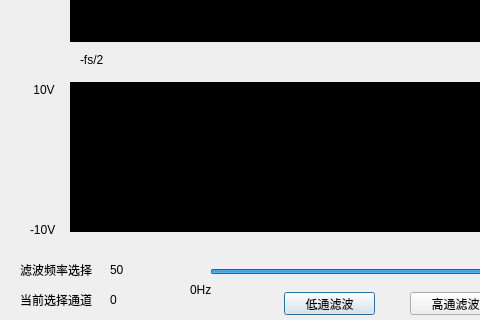
Before: the Qt Designer form project 1/AI_InstantAI/fft_dialog.ui in SJTUCourse/LAD, drawn with Qt 5; both pictures show x 0 to 480 and y 118 to 438 of the 762 by 520 pixel window.
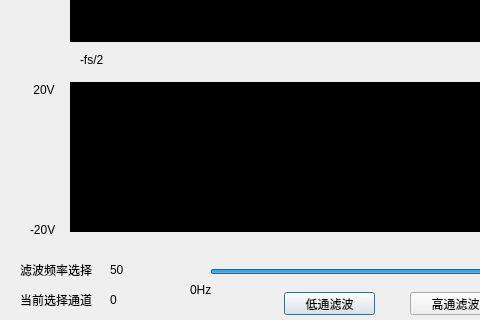
After: the same form once the commit is applied.

```diff
--- a/project 1/AI_InstantAI/fft_dialog.ui
+++ b/project 1/AI_InstantAI/fft_dialog.ui
@@ -339,7 +339,7 @@
     </rect>
    </property>
    <property name="text">
-    <string>-10V</string>
+    <string>-20V</string>
    </property>
   </widget>
   <widget class="QLabel" name="lbl_10V_pos">
@@ -352,7 +352,7 @@
     </rect>
    </property>
    <property name="text">
-    <string> 10V</string>
+    <string> 20V</string>
    </property>
   </widget>
  </widget>
```
Left out of the diff: 4 changed lines with no effect on the pictures.
